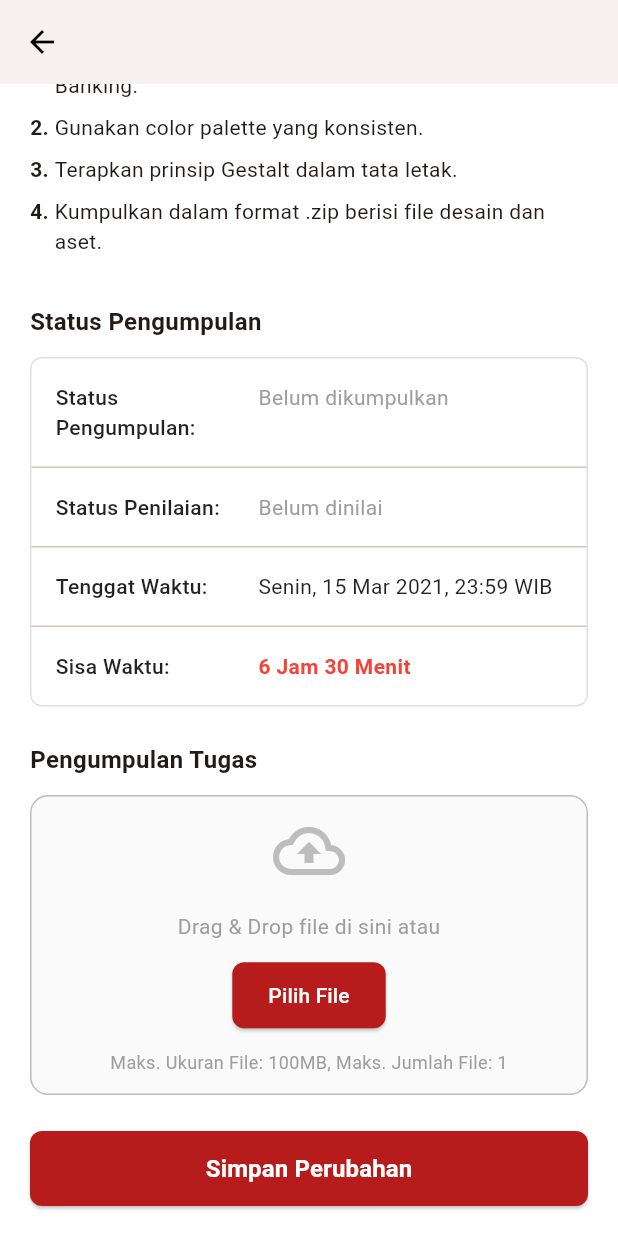
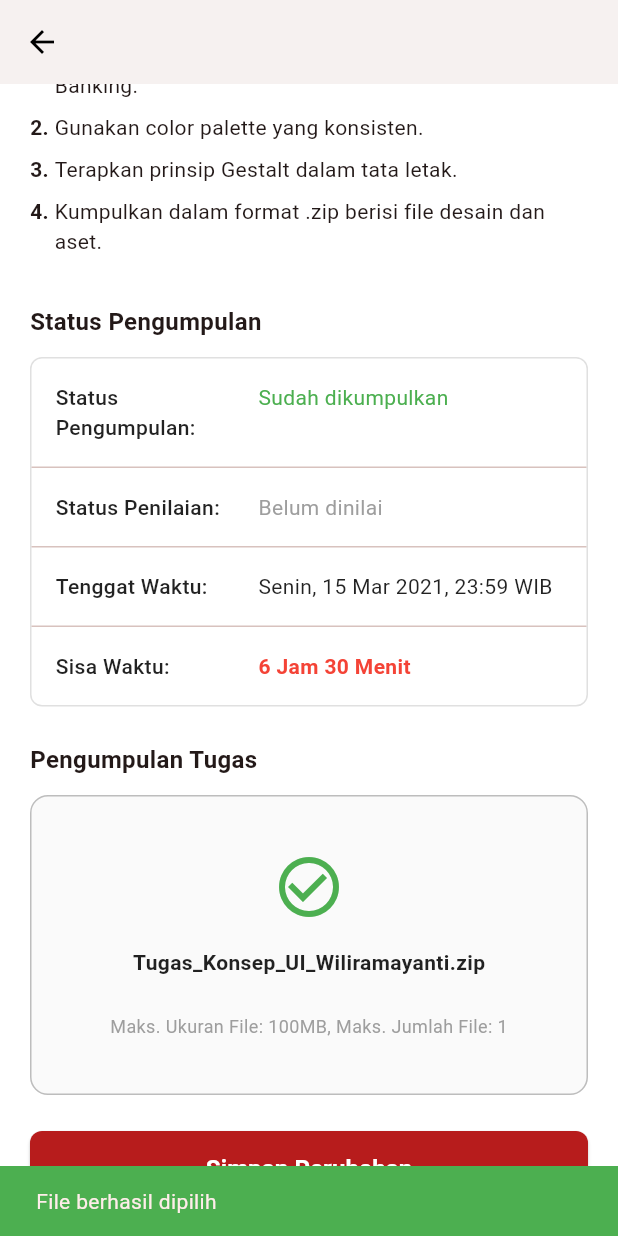
Before and after one commit to wlrmynt/celoe_lms, a Flutter app: the AssignmentDetailScreen screen opened directly with empty values, scrolled down 84 dp, after a tap on "Pilih File", on a phone screen of 412 x 824 dp. Run offline on Flutter 3.47's test engine with Material 3 defaults, Android fonts, the phone set to English and light mode, and no system bars.

Commit message:
Feat: Implement mock file upload in Assignment Detail

```diff
--- a/lib/screens/assignment_detail_screen.dart
+++ b/lib/screens/assignment_detail_screen.dart
@@ -1,9 +1,61 @@
 import 'package:flutter/material.dart';
 
-class AssignmentDetailScreen extends StatelessWidget {
+class AssignmentDetailScreen extends StatefulWidget {
   final String assignmentTitle;
 
   const AssignmentDetailScreen({super.key, required this.assignmentTitle});
+
+  @override
+  State<AssignmentDetailScreen> createState() => _AssignmentDetailScreenState();
+}
+
+class _AssignmentDetailScreenState extends State<AssignmentDetailScreen> {
+  String? _selectedFileName;
+  bool _isUploading = false;
+
+  void _pickFile() async {
+    setState(() {
+      _isUploading = true;
+    });
+
+    // Simulate file picking delay
+    await Future.delayed(const Duration(seconds: 1));
+
+    setState(() {
+      _selectedFileName = "Tugas_Konsep_UI_Wiliramayanti.zip";
+      _isUploading = false;
+    });
+
+    if (mounted) {
+      ScaffoldMessenger.of(context).showSnackBar(
+        const SnackBar(
+          content: Text('File berhasil dipilih'),
+          backgroundColor: Colors.green,
+        ),
+      );
+    }
+  }
+
+  void _submitAssignment() {
+    if (_selectedFileName == null) return;
+
+    // Simulate submission
+    showDialog(
+      context: context,
+      barrierDismissible: false,
+      builder: (context) => const Center(child: CircularProgressIndicator()),
+    );
+
+    Future.delayed(const Duration(seconds: 2), () {
+      if (mounted) {
+         Navigator.of(context).pop(); // Dismiss loading
+         ScaffoldMessenger.of(context).showSnackBar(
+          const SnackBar(content: Text('Tugas berhasil dikumpulkan!')),
+        );
+        Navigator.of(context).pop(); // Go back
+      }
+    });
+  }
 
   @override
   Widget build(BuildContext context) {
@@ -19,7 +71,7 @@ class AssignmentDetailScreen extends StatelessWidget {
           onPressed: () => Navigator.of(context).pop(),
         ),
         title: Text(
-          assignmentTitle,
+          widget.assignmentTitle,
           style: const TextStyle(
             color: Colors.black,
             fontSize: 16,
@@ -60,7 +112,7 @@ class AssignmentDetailScreen extends StatelessWidget {
               ),
               child: Column(
                 children: [
-                  _buildStatusRow('Status Pengumpulan:', 'Belum dikumpulkan', Colors.grey),
+                  _buildStatusRow('Status Pengumpulan:', _selectedFileName != null ? 'Sudah dikumpulkan' : 'Belum dikumpulkan', _selectedFileName != null ? Colors.green : Colors.grey),
                   const Divider(height: 1),
                   _buildStatusRow('Status Penilaian:', 'Belum dinilai', Colors.grey),
                   const Divider(height: 1),
@@ -83,21 +135,28 @@ class AssignmentDetailScreen extends StatelessWidget {
               width: double.infinity,
               decoration: BoxDecoration(
                 color: Colors.grey[50],
-                border: Border.all(color: Colors.grey[400]!, style: BorderStyle.solid), // Dashed border is complex in Flutter without packages
+                border: Border.all(color: Colors.grey[400]!, style: BorderStyle.solid),
                 borderRadius: BorderRadius.circular(12),
               ),
-              child: Column(
+              child: _isUploading
+                  ? const Center(child: CircularProgressIndicator())
+                  : Column(
                  mainAxisAlignment: MainAxisAlignment.center,
                  children: [
-                   Icon(Icons.cloud_upload_outlined, size: 48, color: Colors.grey[400]),
+                   Icon(
+                     _selectedFileName != null ? Icons.check_circle_outline : Icons.cloud_upload_outlined,
+                     size: 48,
+                     color: _selectedFileName != null ? Colors.green : Colors.grey[400]
+                   ),
                    const SizedBox(height: 16),
-                   const Text(
-                     'Drag & Drop file di sini atau',
-                     style: TextStyle(color: Colors.grey),
+                   Text(
+                     _selectedFileName ?? 'Drag & Drop file di sini atau',
+                     style: TextStyle(color: _selectedFileName != null ? Colors.black87 : Colors.grey, fontWeight: _selectedFileName != null ? FontWeight.bold : FontWeight.normal),
                    ),
                    const SizedBox(height: 12),
+                   if (_selectedFileName == null)
                      ElevatedButton(
-                     onPressed: () {},
+                       onPressed: _pickFile,
                        style: ElevatedButton.styleFrom(
                          backgroundColor: primaryRed,
                          shape: RoundedRectangleBorder(
@@ -120,14 +179,10 @@ class AssignmentDetailScreen extends StatelessWidget {
                width: double.infinity,
                height: 50,
                child: ElevatedButton(
-                 onPressed: () {
-                   Navigator.of(context).pop();
-                   ScaffoldMessenger.of(context).showSnackBar(
-                     const SnackBar(content: Text('Tugas berhasil dikumpulkan!')),
-                   );
-                 },
+                 onPressed: _selectedFileName != null ? _submitAssignment : null, // Disable if no file
                  style: ElevatedButton.styleFrom(
                    backgroundColor: primaryRed,
+                   disabledBackgroundColor: Colors.grey[300],
                    shape: RoundedRectangleBorder(
                      borderRadius: BorderRadius.circular(8),
                    ),
```
Lines whose indentation alone changed are shown as unchanged.
